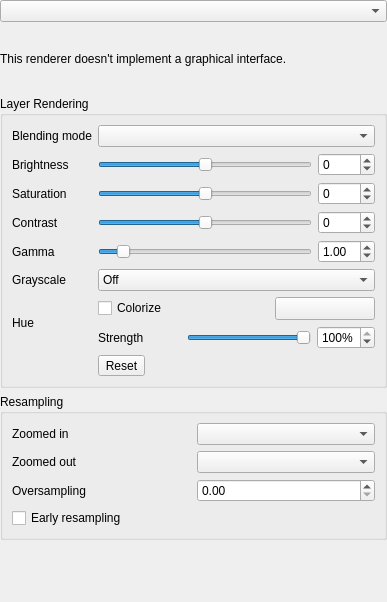
Qt form src/ui/qgsrendererrasterpropswidgetbase.ui (qgis/QGIS) before a commit.
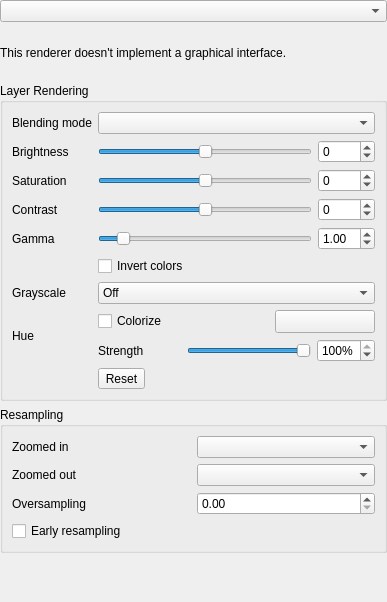
The same form after that commit. Icons and pictures are not drawn. Custom widgets are drawn as their Qt base class.

Commit message: [FEATURE][rasters] Invert colors' raster rendering filter option

Diff of the .ui file:
```diff
--- a/src/ui/qgsrendererrasterpropswidgetbase.ui
+++ b/src/ui/qgsrendererrasterpropswidgetbase.ui
@@ -105,7 +105,7 @@
          <string>Layer Rendering</string>
         </property>
         <layout class="QGridLayout" name="gridLayout_3">
-         <item row="6" column="1" colspan="2">
+         <item row="7" column="1" colspan="2">
           <layout class="QGridLayout" name="gridLayout">
            <item row="0" column="0" colspan="2">
             <widget class="QCheckBox" name="mColorizeCheck">
@@ -175,7 +175,7 @@
            </item>
           </layout>
          </item>
-         <item row="6" column="0">
+         <item row="7" column="0">
           <widget class="QLabel" name="label_3">
            <property name="text">
             <string>Hue</string>
@@ -211,7 +211,7 @@
            </property>
           </widget>
          </item>
-         <item row="5" column="0">
+         <item row="6" column="0">
           <widget class="QLabel" name="labelGrayscale">
            <property name="text">
             <string>Grayscale</string>
@@ -238,7 +238,7 @@
            </property>
           </widget>
          </item>
-         <item row="5" column="1" colspan="2">
+         <item row="6" column="1" colspan="2">
           <widget class="QComboBox" name="comboGrayscale">
            <item>
             <property name="text">
@@ -345,7 +345,14 @@
            </property>
           </widget>
          </item>
-         <item row="7" column="1">
+         <item row="5" column="1" colspan="2">
+          <widget class="QCheckBox" name="mInvertColorsCheck">
+           <property name="text">
+           <string>Invert colors</string>
+           </property>
+          </widget>
+         </item>
+         <item row="8" column="1">
           <widget class="QToolButton" name="mResetColorRenderingBtn">
            <property name="toolTip">
             <string>Reset all color rendering options to default</string>
```
The commit also changes 9 other files.
